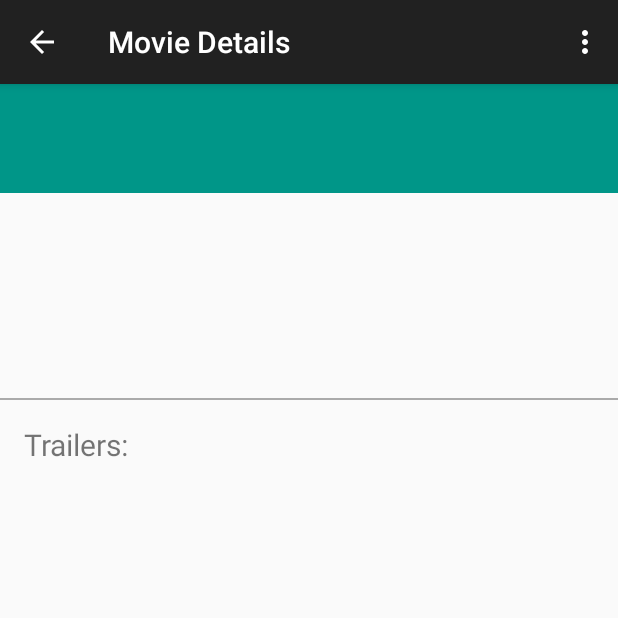
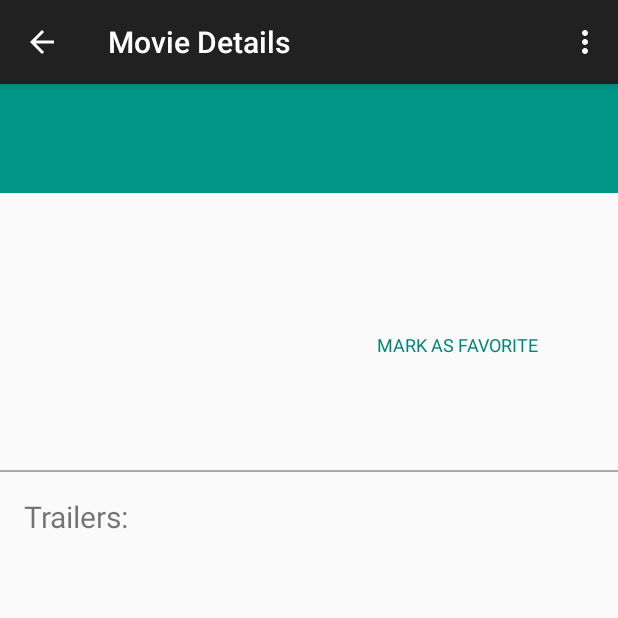
Before and after one commit to AngelJedi/popular-movies, an Android app: the DetailsFragment screen opened directly, with no data from a screen before it, on a phone screen of 412 x 824 dp, the top half of it. Run offline under Robolectric (Android 15) with nearby library versions, the phone set to English and light mode, and no system bars; our stand-ins replace Picasso; pictures from the network do not load; 1 statement that could not run was skipped.

Commit message:
Favorites can now be saved and displayed in the main movie list.

```diff
--- a/app/build.gradle
+++ b/app/build.gradle
@@ -3,10 +3,9 @@ apply plugin: 'com.android.application'
 android {
     compileSdkVersion 22
     buildToolsVersion "22.0.1"
-
     defaultConfig {
         applicationId "com.angeljedi.popularmovies"
-        minSdkVersion 10
+        minSdkVersion 11
         targetSdkVersion 22
         versionCode 1
         versionName "1.0"
@@ -16,6 +15,8 @@ android {
             minifyEnabled false
             proguardFiles getDefaultProguardFile('proguard-android.txt'), 'proguard-rules.pro'
         }
+    }
+    productFlavors {
     }
 }
 
--- a/app/src/main/java/com/angeljedi/popularmovies/loader/TrailerLoader.java
+++ b/app/src/main/java/com/angeljedi/popularmovies/loader/TrailerLoader.java
@@ -1,9 +1,7 @@
 package com.angeljedi.popularmovies.loader;
 
-import android.annotation.TargetApi;
 import android.content.Context;
 import android.net.Uri;
-import android.os.Build;
 import android.util.Log;
 
 import com.angeljedi.popularmovies.domain.Trailer;
@@ -21,7 +19,6 @@ import java.net.URL;
 import java.util.ArrayList;
 import java.util.List;
 
-@TargetApi(Build.VERSION_CODES.HONEYCOMB)
 public class TrailerLoader extends AsyncLoader<List<Trailer>> {
 
     private static final String API_KEY = "16bf8a35a93817bb80ca46d39c0ed624";
@@ -31,7 +28,6 @@ public class TrailerLoader extends AsyncLoader<List<Trailer>> {
     private List<Trailer> trailerList;
     private String movieId;
 
-    @TargetApi(Build.VERSION_CODES.HONEYCOMB)
     public TrailerLoader(Context context, String movieId) {
         super(context);
         trailerList = new ArrayList<>();
--- a/app/src/main/res/layout/fragment_details.xml
+++ b/app/src/main/res/layout/fragment_details.xml
@@ -55,6 +55,19 @@
                     android:layout_width="match_parent"
                     android:layout_height="wrap_content"
                     android:textSize="25sp"/>
+
+                <Button
+                    android:id="@+id/details_favorite_button"
+                    android:layout_width="match_parent"
+                    android:layout_height="32dp"
+                    android:text="@string/mark_favorite"
+                    android:textAllCaps="true"
+                    android:textSize="12sp"
+                    android:fontFamily="Roboto-Medium"
+                    android:background="@android:color/transparent"
+                    android:layout_margin="8dp"
+                    style="?android:attr/buttonBarButtonStyle"
+                    />
             </LinearLayout>
 
         </LinearLayout>
--- a/app/src/main/res/values/strings.xml
+++ b/app/src/main/res/values/strings.xml
@@ -10,7 +10,8 @@
 
     <!-- Preference strings -->
     <string name="pref_sort_label">Sort Order</string>
-    <string name="pref_sort_key" translatable="false">sort</string>
+    <string name="pref_sort_key" translatable="false">sort_key</string>
+    <string name="pref_favorites_key" translatable="false">favorites_key</string>
     <string name="pref_sort_popular_label" translatable="false">Most Popular</string>
     <string name="pref_sort_popular_value" translatable="false">popularity.desc</string>
     <string name="pref_sort_rating_label" translatable="false">Highest Rated</string>
@@ -19,4 +20,6 @@
     <string name="pref_sort_favorites_value" translatable="false">favorites</string>
 
     <string name="trailers">Trailers:</string>
+    <string name="mark_favorite">Mark as Favorite</string>
+    <string name="favorite_added">added to favorites.</string>
 </resources>
```
Also changed, not shown: app/src/main/java/com/angeljedi/popularmovies/loader/MovieLoader.java (+53 -9 lines), app/src/main/java/com/angeljedi/popularmovies/ui/DetailsFragment.java (+27 -10 lines), app/src/main/java/com/angeljedi/popularmovies/util/Utility.java (+15 -0 lines), 1 other file.
